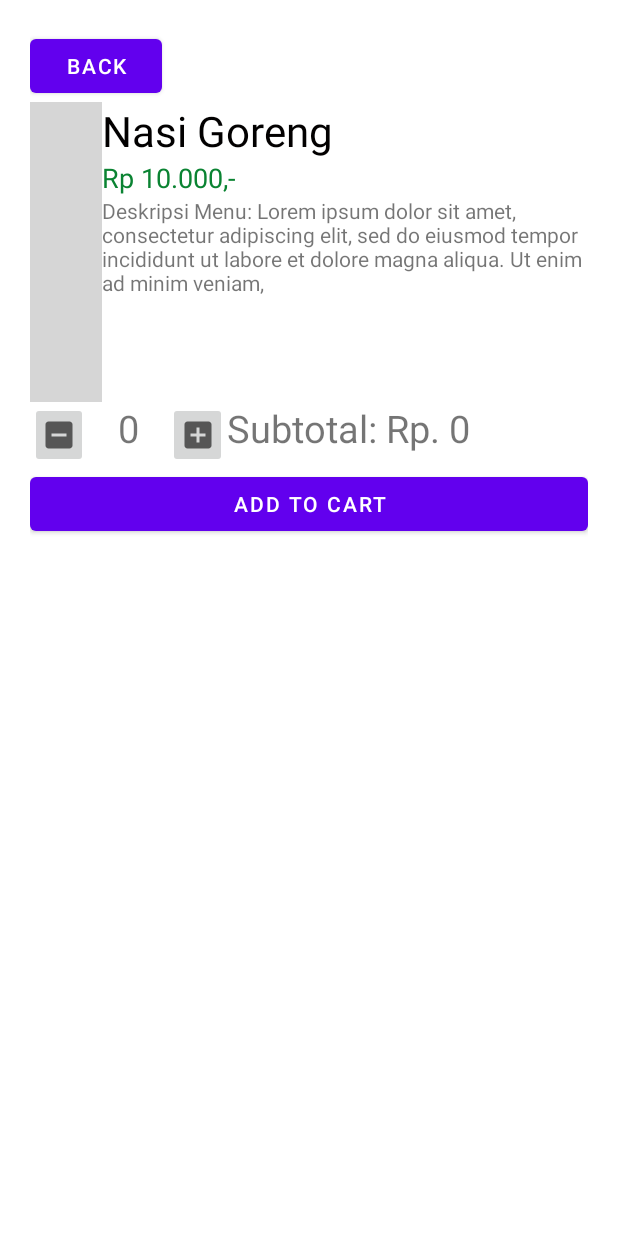
After one commit to WideanNagari/Digital-Menu-User, an Android app: the DetailMenuActivity screen opened directly, with no data from a screen before it, on a phone screen of 412 x 824 dp. The commit adds this screen. Run offline under Robolectric (Android 15) with nearby library versions, the phone set to English and light mode, and no system bars; 1 statement that could not run was skipped; grey boxes are pictures that could not be loaded.

Commit message:
Progress Detail Menu

```diff
--- a/app/src/main/AndroidManifest.xml
+++ b/app/src/main/AndroidManifest.xml
@@ -12,6 +12,9 @@
         android:roundIcon="@mipmap/ic_launcher_round"
         android:supportsRtl="true"
         android:theme="@style/Theme.UserApplication">
+        <activity
+            android:name=".DetailMenuActivity"
+            android:exported="true" />
         <activity
             android:name=".LoginActivity"
             android:exported="true" />
--- /dev/null
+++ b/app/src/main/java/com/example/userapplication/DetailMenuActivity.java
@@ -0,0 +1,57 @@
+package com.example.userapplication;
+
+import androidx.appcompat.app.AppCompatActivity;
+
+import android.os.Bundle;
+import android.view.View;
+import android.widget.Button;
+import android.widget.ImageButton;
+import android.widget.ImageView;
+import android.widget.TextView;
+
+public class DetailMenuActivity extends AppCompatActivity {
+    ImageView imgV;
+    TextView txtNama, txtHrg, txtDesc, txtJum, txtSub;
+    ImageButton btnAdd, btnSub;
+    Button btnAddtoCart, btnBack;
+    @Override
+    protected void onCreate(Bundle savedInstanceState) {
+        super.onCreate(savedInstanceState);
+        imgV=findViewById(R.id.imgDetailMenu);
+        txtNama=findViewById(R.id.txtNamaDetail);
+        txtHrg=findViewById(R.id.txtHargaDetail);
+        txtDesc=findViewById(R.id.txtDescDetail);
+
+        txtJum=findViewById(R.id.txtJum);
+        txtSub=findViewById(R.id.txtSubtotal);
+        btnAdd=findViewById(R.id.btnAdd);
+        btnSub=findViewById(R.id.btnSub);
+        btnAddtoCart=findViewById(R.id.btnAddToCart);
+
+        btnBack=findViewById(R.id.btnBack);
+
+        txtJum.setText(jum+"");
+        setContentView(R.layout.activity_detail_menu);
+    }
+    int jum=0, hrg=0;
+
+    public void add(View v){
+        jum++;
+        txtJum.setText(jum+"");
+        updateSub();
+    }
+    public void sub(View v){
+        if(jum>0){
+            jum--;
+            txtJum.setText(jum+"");
+        }
+        updateSub();
+    }
+    public void updateSub(){
+        int sub=hrg*jum;
+        txtSub.setText("Subtotal: Rp. "+sub+",-");
+    }
+    public void back(View v){
+        finish();
+    }
+}
--- a/app/src/main/java/com/example/userapplication/Fragments/SearchFragment.java
+++ b/app/src/main/java/com/example/userapplication/Fragments/SearchFragment.java
@@ -69,7 +69,7 @@ public class SearchFragment extends Fragment {
         }
     }
     EditText edtSearch;
-    Button btn_src;
+    Button btn_src, btn_detail;
     RecyclerView rv;
     MenuAdapter itemadapter;
     JSONArray dataMenu;
@@ -79,6 +79,7 @@ public class SearchFragment extends Fragment {
         // Inflate the layout for this fragment
         View v=inflater.inflate(R.layout.fragment_search, container, false);
         btn_src = v.findViewById(R.id.btn_search);
+        btn_detail = v.findViewById(R.id.btnDetail);
         edtSearch=v.findViewById(R.id.edt_SearchBar);
         rv=v.findViewById(R.id.rec_menu);
 
@@ -136,7 +137,7 @@ public class SearchFragment extends Fragment {
             @Override
             public void onClick(View v)
             {
-                Toast.makeText(getActivity(), edtSearch.getText().toString(), Toast.LENGTH_SHORT).show();
+//                Toast.makeText(getActivity(), edtSearch.getText().toString(), Toast.LENGTH_SHORT).show();
                 // do something
                 StringRequest stringRequest = new StringRequest(
                         Request.Method.POST,
@@ -149,12 +150,12 @@ public class SearchFragment extends Fragment {
                                     JSONObject jsonObject = new JSONObject(response);
                                     int kode = jsonObject.getInt("code");
                                     dataMenu  = jsonObject.getJSONArray("dataMenu");
-                                    System.out.println(kode + "");
-                                    Toast.makeText(getActivity(), dataMenu.length()+" datamenu", Toast.LENGTH_SHORT).show();
+//                                    System.out.println(kode + "");
+//                                    Toast.makeText(getActivity(), dataMenu.length()+" datamenu", Toast.LENGTH_SHORT).show();
                                     if (kode == 1){
 //                                berhasil get all menu
 //                                        System.out.println(dataMenu.length()+" INI HASILNYA QUERY");
-                                        Toast.makeText(getActivity(), dataMenu.length()+"", Toast.LENGTH_SHORT).show();
+                                        Toast.makeText(getActivity(), dataMenu.length()+" Menu Fetched", Toast.LENGTH_SHORT).show();
                                         showRecycler();
                                     }else if(kode == -3){
 //                                tidak ada data
@@ -163,7 +164,7 @@ public class SearchFragment extends Fragment {
 
 //                            Toast.makeText(LoginActivity.this, pesan, Toast.LENGTH_SHORT).show();
                                 } catch (JSONException e) {
-                                    Toast.makeText(getActivity(), "Masuk catch", Toast.LENGTH_SHORT).show();
+//                                    Toast.makeText(getActivity(), "Masuk catch", Toast.LENGTH_SHORT).show();
 
                                     e.printStackTrace();
                                 }
@@ -184,7 +185,7 @@ public class SearchFragment extends Fragment {
                     @Override
                     protected Map<String, String> getParams() throws AuthFailureError {
                         Map<String, String> params = new HashMap<>();
-                        params.put("query",edtSearch.getText().toString());
+                        params.put("query_string",edtSearch.getText().toString());
                         return params;
                     }
                 };
@@ -194,7 +195,12 @@ public class SearchFragment extends Fragment {
                 showRecycler();
             }
         });
+        btn_detail.setOnClickListener(new View.OnClickListener() {
+            @Override
+            public void onClick(View v) {
 
+            }
+        });
         return v;
     }
     private void showRecycler() {
@@ -203,7 +209,4 @@ public class SearchFragment extends Fragment {
         rv.setAdapter(itemadapter);
         itemadapter.notifyDataSetChanged();
     }
-    public void btn_Search(View v){
-
-    }
 }
--- a/app/src/main/java/com/example/userapplication/LoginActivity.java
+++ b/app/src/main/java/com/example/userapplication/LoginActivity.java
@@ -35,9 +35,6 @@ public class LoginActivity extends AppCompatActivity {
         btnLogin = findViewById(R.id.cirLoginButton);
         edPhone = findViewById(R.id.loginTelp);
         edPass = findViewById(R.id.loginPassword);
-
-
-
 
 
         btnLogin.setOnClickListener(this::doLogin);
--- /dev/null
+++ b/app/src/main/res/drawable/ic_baseline_add_box_24.xml
@@ -0,0 +1,10 @@
+<vector xmlns:android="http://schemas.android.com/apk/res/android"
+    android:width="24dp"
+    android:height="24dp"
+    android:viewportWidth="24"
+    android:viewportHeight="24"
+    android:tint="?attr/colorControlNormal">
+  <path
+      android:fillColor="@android:color/white"
+      android:pathData="M19,3L5,3c-1.11,0 -2,0.9 -2,2v14c0,1.1 0.89,2 2,2h14c1.1,0 2,-0.9 2,-2L21,5c0,-1.1 -0.9,-2 -2,-2zM17,13h-4v4h-2v-4L7,13v-2h4L11,7h2v4h4v2z"/>
+</vector>
--- /dev/null
+++ b/app/src/main/res/drawable/ic_baseline_indeterminate_check_box_24.xml
@@ -0,0 +1,10 @@
+<vector xmlns:android="http://schemas.android.com/apk/res/android"
+    android:width="24dp"
+    android:height="24dp"
+    android:viewportWidth="24"
+    android:viewportHeight="24"
+    android:tint="?attr/colorControlNormal">
+  <path
+      android:fillColor="@android:color/white"
+      android:pathData="M19,3H5C3.9,3 3,3.9 3,5v14c0,1.1 0.9,2 2,2h14c1.1,0 2,-0.9 2,-2V5C21,3.9 20.1,3 19,3zM17,13H7v-2h10V13z"/>
+</vector>
--- /dev/null
+++ b/app/src/main/res/layout/activity_detail_menu.xml
@@ -0,0 +1,116 @@
+<?xml version="1.0" encoding="utf-8"?>
+<androidx.constraintlayout.widget.ConstraintLayout xmlns:android="http://schemas.android.com/apk/res/android"
+    xmlns:app="http://schemas.android.com/apk/res-auto"
+    xmlns:tools="http://schemas.android.com/tools"
+    android:layout_width="match_parent"
+    android:layout_height="match_parent"
+    android:padding="20dp"
+    tools:context=".DetailMenuActivity">
+
+    <LinearLayout
+        android:id="@+id/linearLayout3"
+        android:layout_width="match_parent"
+        android:layout_height="wrap_content"
+        android:orientation="horizontal"
+        app:layout_constraintEnd_toEndOf="parent"
+        app:layout_constraintStart_toStartOf="parent"
+        app:layout_constraintTop_toBottomOf="@+id/btnBack">
+
+        <ImageView
+            android:id="@+id/imgDetailMenu"
+            android:layout_width="wrap_content"
+            android:layout_height="200dp"
+            android:layout_weight="1"
+            app:srcCompat="@drawable/inverse_logo" />
+
+        <LinearLayout
+            android:layout_width="match_parent"
+            android:layout_height="wrap_content"
+            android:layout_weight="1"
+            android:orientation="vertical">
+
+            <TextView
+                android:id="@+id/txtNamaDetail"
+                android:layout_width="match_parent"
+                android:layout_height="wrap_content"
+                android:text="Nasi Goreng"
+                android:textColor="@color/contentTextColor"
+                android:textSize="28dp" />
+
+            <TextView
+                android:id="@+id/txtHargaDetail"
+                android:layout_width="match_parent"
+                android:layout_height="wrap_content"
+                android:text="Rp 10.000,-"
+                android:textColor="#0A8332"
+                android:textSize="18dp" />
+
+            <TextView
+                android:id="@+id/txtDescDetail"
+                android:layout_width="match_parent"
+                android:layout_height="wrap_content"
+                android:text="Deskripsi Menu: Lorem ipsum dolor sit amet, consectetur adipiscing elit, sed do eiusmod tempor incididunt ut labore et dolore magna aliqua. Ut enim ad minim veniam," />
+        </LinearLayout>
+    </LinearLayout>
+
+    <LinearLayout
+        android:id="@+id/linearLayout4"
+        android:layout_width="match_parent"
+        android:layout_height="wrap_content"
+        android:orientation="horizontal"
+        app:layout_constraintEnd_toEndOf="parent"
+        app:layout_constraintStart_toStartOf="parent"
+        app:layout_constraintTop_toBottomOf="@+id/linearLayout3">
+
+        <ImageButton
+            android:id="@+id/btnSub"
+            android:layout_width="0dp"
+            android:layout_height="wrap_content"
+            android:layout_weight="1"
+            android:onClick="sub"
+            app:srcCompat="@drawable/ic_baseline_indeterminate_check_box_24" />
+
+        <TextView
+            android:id="@+id/txtJum"
+            android:layout_width="wrap_content"
+            android:layout_height="wrap_content"
+            android:layout_weight="1"
+            android:text="0"
+            android:textAlignment="center"
+            android:textSize="25dp" />
+
+        <ImageButton
+            android:id="@+id/btnAdd"
+            android:layout_width="0dp"
+            android:layout_height="wrap_content"
+            android:layout_weight="1"
+            android:onClick="add"
+            app:srcCompat="@drawable/ic_baseline_add_box_24" />
+
+        <TextView
+            android:id="@+id/txtSubtotal"
+            android:layout_width="wrap_content"
+            android:layout_height="wrap_content"
+            android:layout_weight="2"
+            android:text="Subtotal: Rp. 0"
+            android:textSize="25dp" />
+    </LinearLayout>
+
+    <Button
+        android:id="@+id/btnAddToCart"
+        android:layout_width="match_parent"
+        android:layout_height="wrap_content"
+        android:text="Add to Cart"
+        app:layout_constraintEnd_toEndOf="parent"
+        app:layout_constraintStart_toStartOf="parent"
+        app:layout_constraintTop_toBottomOf="@+id/linearLayout4" />
+
+    <Button
+        android:id="@+id/btnBack"
+        android:layout_width="wrap_content"
+        android:layout_height="wrap_content"
+        android:onClick="back"
+        android:text="Back"
+        app:layout_constraintStart_toStartOf="parent"
+        app:layout_constraintTop_toTopOf="parent" />
+</androidx.constraintlayout.widget.ConstraintLayout>
--- a/app/src/main/res/layout/recycler_menu.xml
+++ b/app/src/main/res/layout/recycler_menu.xml
@@ -7,7 +7,7 @@
 
     <LinearLayout
         android:layout_width="match_parent"
-        android:layout_height="match_parent"
+        android:layout_height="wrap_content"
         android:orientation="horizontal">
 
         <ImageView
@@ -56,12 +56,19 @@
                 android:layout_height="wrap_content"
                 android:text="Uncle Roger Approves!"
                 android:textColor="?android:attr/textColorPrimary"
+                app:layout_constraintEnd_toEndOf="parent"
+                app:layout_constraintStart_toStartOf="parent"
+                app:layout_constraintTop_toBottomOf="@+id/txtHargaMenu" />
+
+            <Button
+                android:id="@+id/btnDetail"
+                android:layout_width="wrap_content"
+                android:layout_height="wrap_content"
+                android:text="Check this out!"
                 app:layout_constraintBottom_toBottomOf="parent"
                 app:layout_constraintEnd_toEndOf="parent"
-                app:layout_constraintHorizontal_bias="0.473"
-                app:layout_constraintStart_toStartOf="parent"
-                app:layout_constraintTop_toBottomOf="@+id/txtHargaMenu"
-                app:layout_constraintVertical_bias="0.222" />
+                app:layout_constraintTop_toBottomOf="@+id/txtDescMenu" />
+
         </androidx.constraintlayout.widget.ConstraintLayout>
     </LinearLayout>
 
```
